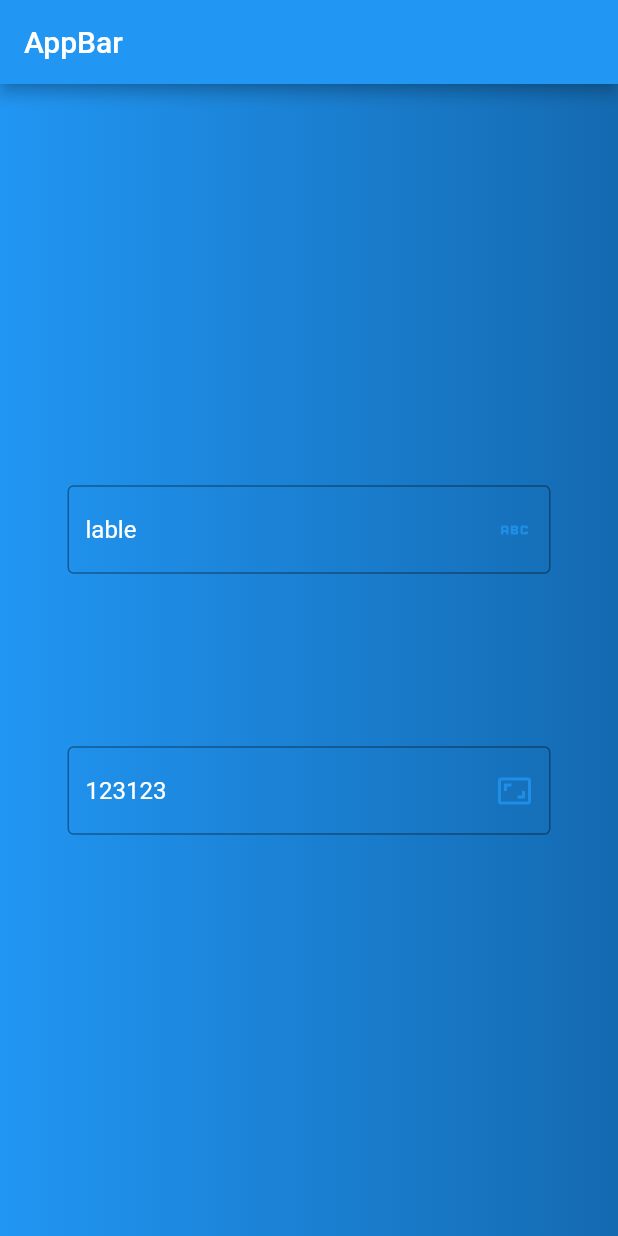
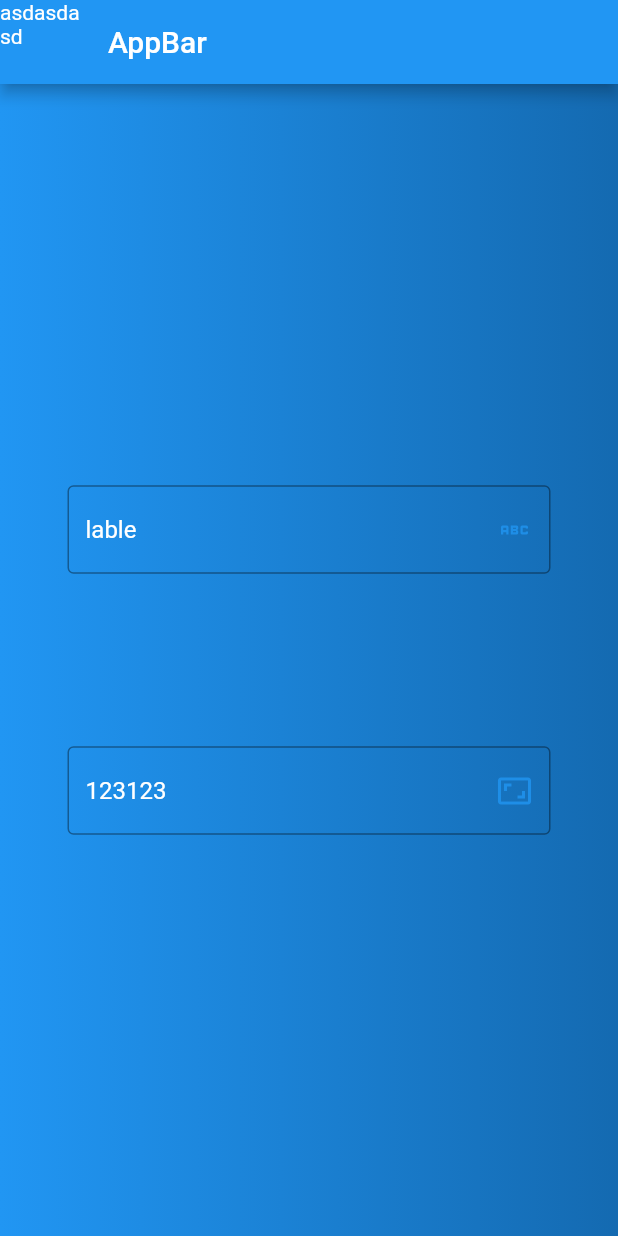
Before and after one commit to ATekimbaev/test123, a Flutter app: the screen it shows after launch, on a phone screen of 412 x 824 dp. Run offline on Flutter 3.47's test engine with Material 2 defaults, Android fonts, the phone set to English and light mode, and no system bars.

Commit message:
editing text

```diff
--- a/lib/main.dart
+++ b/lib/main.dart
@@ -27,6 +27,7 @@ class FirstPage extends StatelessWidget {
     return Scaffold(
       appBar: AppBar(
         title: const Text('AppBar'),
+        leading: Text('asdasdasd'),
       ),
       body: BGWidget(
         child: Center(
```
